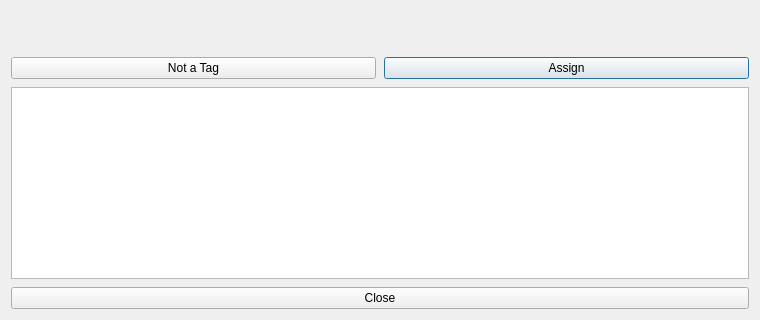
This is importer/meshwindow.ui in trafficman/commcut as Qt 5 draws it before an edit; both pictures show x 0 to 760 and y 240 to 560 of the 760 by 560 pixel window. The edited form follows.
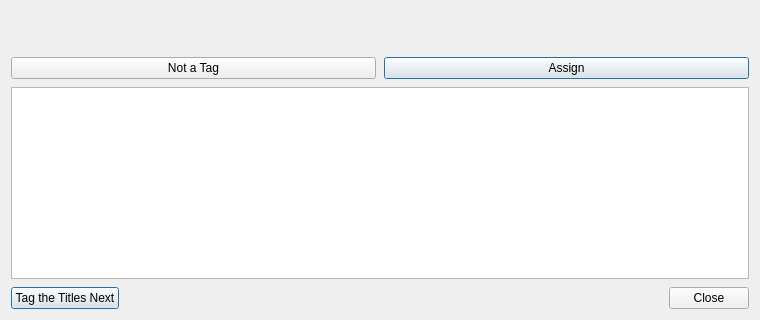
This is the edited form.

What changed in the file:
```diff
--- a/importer/meshwindow.ui
+++ b/importer/meshwindow.ui
@@ -180,14 +180,44 @@
     </widget>
    </item>
    <item>
+    <layout class="QHBoxLayout" name="finishButtons">
+     <item>
+      <widget class="QPushButton" name="buttonQueue">
+       <property name="visible">
+        <bool>false</bool>
+       </property>
+       <property name="toolTip">
+        <string>Tag each clip's title, one at a time. The folder answers you already gave are applied to every clip.</string>
+       </property>
+       <property name="text">
+        <string>Tag the Titles Next</string>
+       </property>
+       <property name="default">
+        <bool>true</bool>
+       </property>
+      </widget>
+     </item>
+     <item>
+      <spacer name="finishSpacer">
+       <property name="orientation">
+        <enum>Qt::Orientation::Horizontal</enum>
+       </property>
+       <property name="sizeHint" stdset="0">
+        <size>
+         <width>40</width>
+         <height>20</height>
+        </size>
+       </property>
+      </spacer>
+     </item>
+     <item>
     <widget class="QPushButton" name="buttonClose">
      <property name="text">
       <string>Close</string>
      </property>
-     <property name="visible">
-      <bool>false</bool>
-     </property>
-    </widget>
+      </widget>
+     </item>
+    </layout>
    </item>
   </layout>
  </widget>
```
Left out of the diff: 3 changed lines with no effect on the pictures. Lines whose indentation alone changed are shown as unchanged.
